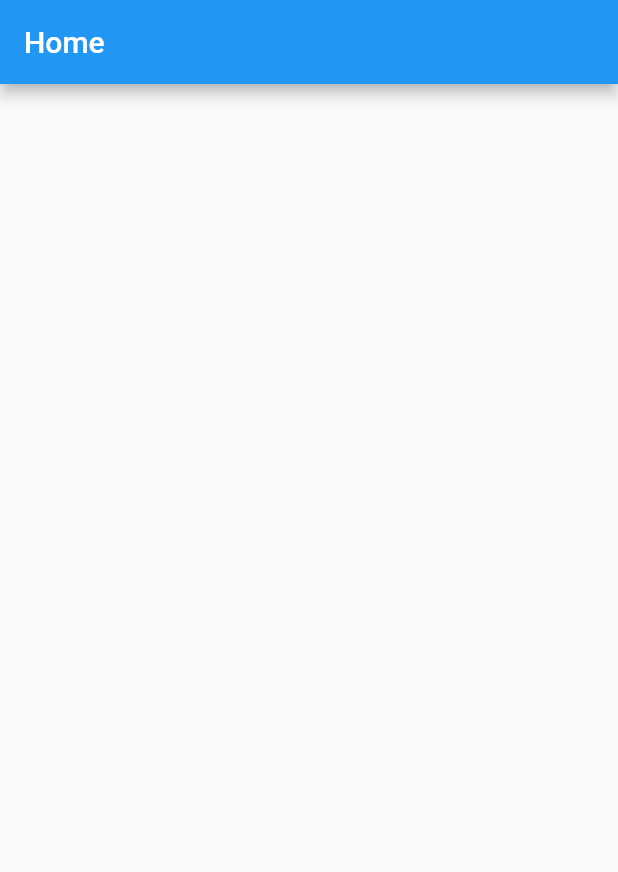
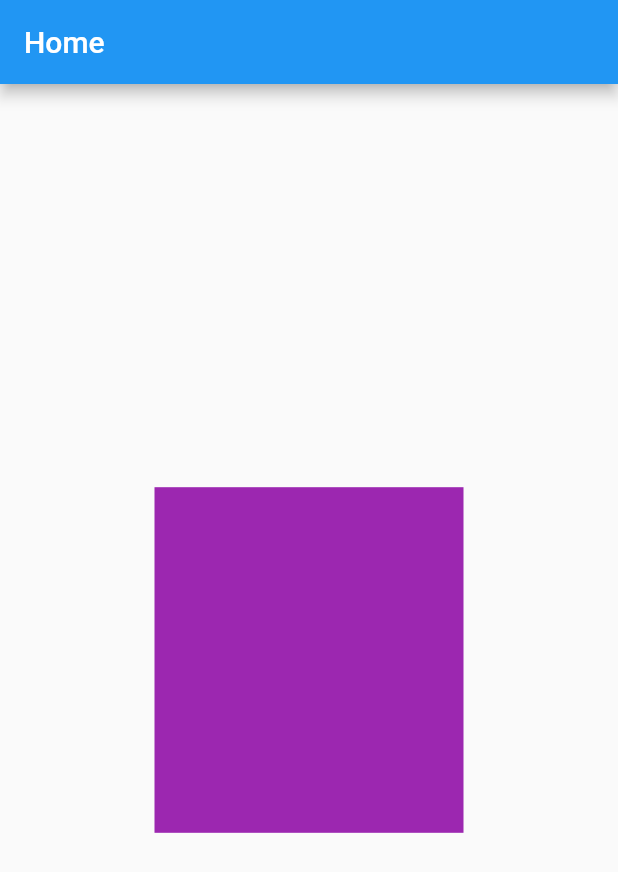
Before and after one commit to pranto372/module_07_flutter_03, a Flutter app: the screen it shows after launch, on a phone screen of 412 x 824 dp. Shown: the top 872 px of the screen. Run offline on Flutter 3.47's test engine with Material 2 defaults, Android fonts, the phone set to English and light mode, and no system bars.

```diff
--- a/lib/main.dart
+++ b/lib/main.dart
@@ -9,7 +9,7 @@ class MyApp extends StatelessWidget {
 
   @override
   Widget build(BuildContext context) {
-    return MaterialApp(
+    return const MaterialApp(
       home: MyHomePage(),
     );
   }
@@ -21,7 +21,16 @@ class MyHomePage extends StatelessWidget{
   Widget build(BuildContext context) {
     return Scaffold(
       appBar: AppBar(
-        title: Text("Home"),
+        title: const Text("Home"),
+      ),
+      body: Center(
+        child: FractionallySizedBox(
+          widthFactor: 0.5,
+          heightFactor: 0.3,
+          child: Container(
+            color: Colors.purple,
+          ),
+        ),
       ),
     );
   }
```
